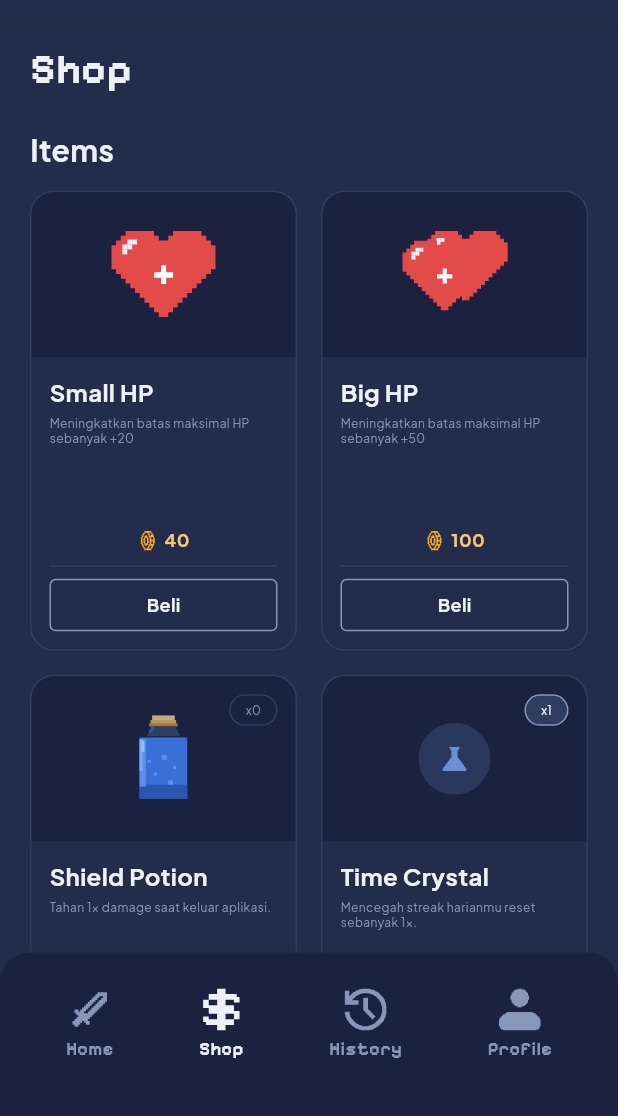
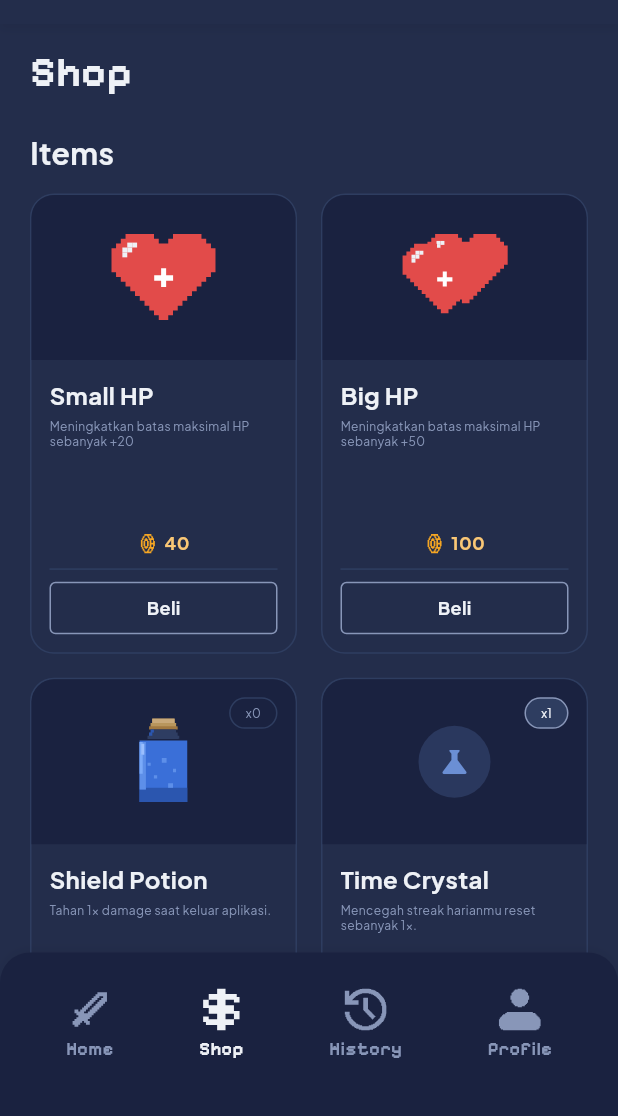
Before and after one commit to RafasyaSubhan/garrison, a Flutter app: the screen it shows after launch, item 2 of the bottom bar chosen, on a phone screen of 412 x 824 dp, the part 120-1236 px from its top. Run offline on Flutter 3.47's test engine with Material 3 defaults, Android fonts, the light colour scheme and no system bars; our stand-ins replace flutter_svg.

Commit message:
refactor: change vertical padding from 10 to 12

```diff
--- a/lib/pages/shop_page.dart
+++ b/lib/pages/shop_page.dart
@@ -21,7 +21,7 @@ class ShopPage extends StatelessWidget {
 
             Expanded(
               child: SingleChildScrollView(
-                padding: const EdgeInsets.symmetric(horizontal: 20, vertical: 10),
+                padding: const EdgeInsets.symmetric(horizontal: 20, vertical: 12),
                 child: Column(
                   crossAxisAlignment: CrossAxisAlignment.start,
                   children: [
```
